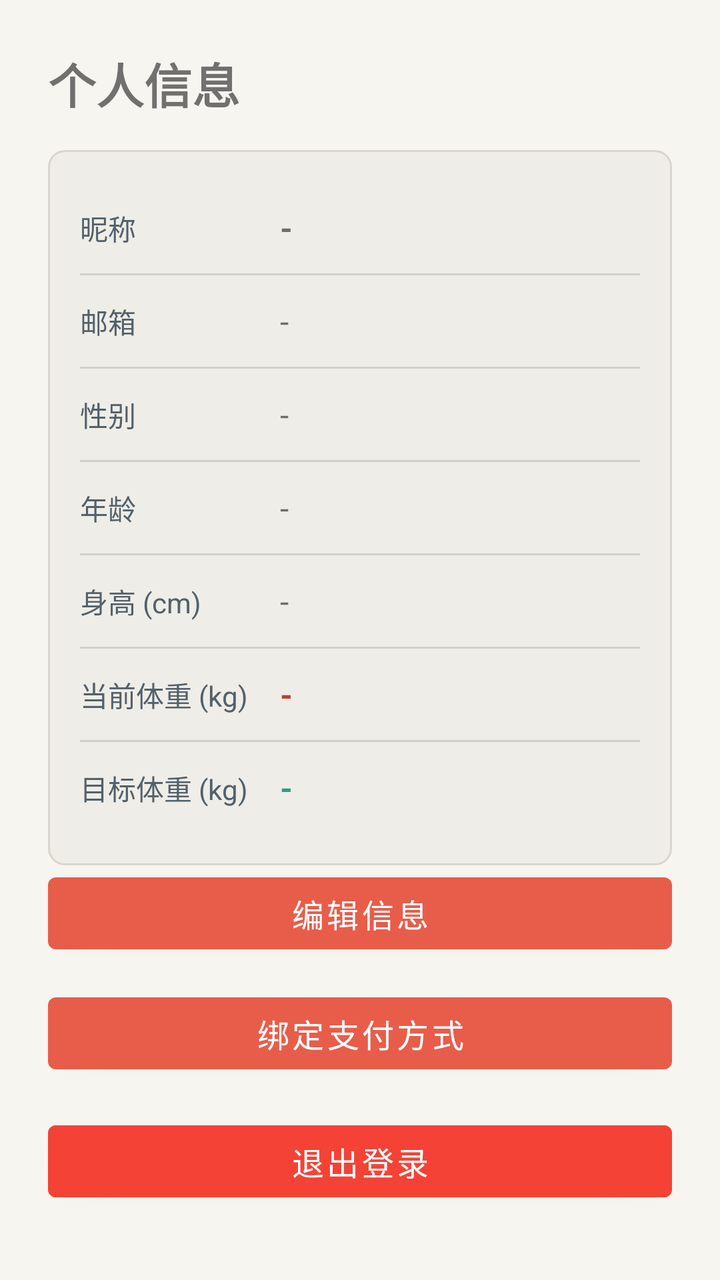
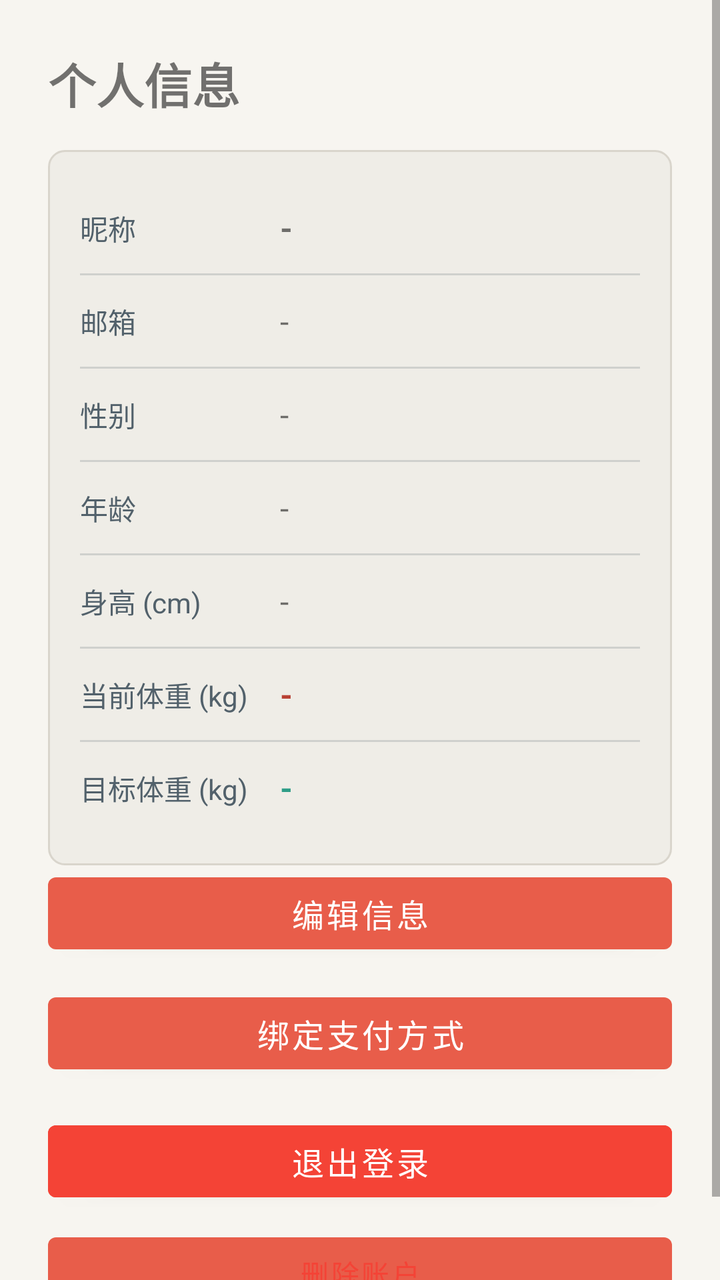

Screens rendered from an Android XML layout before and after an edit, with the pre-edit source and the edit as a unified diff.
<!-- AndroidManifest.xml: activity theme Theme.WeightLossBetting -->
<!-- res/layout/fragment_profile.xml -->
<?xml version="1.0" encoding="utf-8"?>
<ScrollView xmlns:android="http://schemas.android.com/apk/res/android"
    xmlns:app="http://schemas.android.com/apk/res-auto"
    android:layout_width="match_parent"
    android:layout_height="match_parent"
    android:background="@color/xui_config_color_background"
    android:fillViewport="true">

    <LinearLayout
        android:layout_width="match_parent"
        android:layout_height="wrap_content"
        android:orientation="vertical"
        android:padding="24dp">

        <TextView
            android:layout_width="wrap_content"
            android:layout_height="wrap_content"
            android:text="个人信息"
            android:textSize="24sp"
            android:textStyle="bold"
            android:layout_marginBottom="16dp" />

        
        <TableLayout
            android:layout_width="match_parent"
            android:layout_height="wrap_content"
            android:stretchColumns="1"
            android:background="@drawable/bg_card"
            android:padding="16dp">

            
            <TableRow
                android:layout_width="match_parent"
                android:layout_height="wrap_content"
                android:paddingTop="12dp"
                android:paddingBottom="12dp">
                <TextView
                    android:layout_width="wrap_content"
                    android:layout_height="wrap_content"
                    android:text="昵称"
                    android:textSize="14sp"
                    android:textColor="@color/xui_config_color_text_content"
                    android:layout_marginEnd="16dp" />
                <TextView
                    android:id="@+id/tvNickname"
                    android:layout_width="0dp"
                    android:layout_height="wrap_content"
                    android:text="-"
                    android:textSize="16sp"
                    android:textStyle="bold"
                    android:maxLines="1"
                    android:ellipsize="end" />
            </TableRow>

            <View
                android:layout_width="match_parent"
                android:layout_height="1dp"
                android:background="@color/xui_config_color_text_content"
                android:alpha="0.2" />

            
            <TableRow
                android:layout_width="match_parent"
                android:layout_height="wrap_content"
                android:paddingTop="12dp"
                android:paddingBottom="12dp">
                <TextView
                    android:layout_width="wrap_content"
                    android:layout_height="wrap_content"
                    android:text="邮箱"
                    android:textSize="14sp"
                    android:textColor="@color/xui_config_color_text_content"
                    android:layout_marginEnd="16dp" />
                <TextView
                    android:id="@+id/tvEmail"
                    android:layout_width="0dp"
                    android:layout_height="wrap_content"
                    android:text="-"
                    android:textSize="16sp"
                    android:maxLines="1"
                    android:ellipsize="end" />
            </TableRow>

            <View
                android:layout_width="match_parent"
                android:layout_height="1dp"
                android:background="@color/xui_config_color_text_content"
                android:alpha="0.2" />

            
            <TableRow
                android:layout_width="match_parent"
                android:layout_height="wrap_content"
                android:paddingTop="12dp"
                android:paddingBottom="12dp">
                <TextView
                    android:layout_width="wrap_content"
                    android:layout_height="wrap_content"
                    android:text="性别"
                    android:textSize="14sp"
                    android:textColor="@color/xui_config_color_text_content"
                    android:layout_marginEnd="16dp" />
                <TextView
                    android:id="@+id/tvGender"
                    android:layout_width="0dp"
                    android:layout_height="wrap_content"
                    android:text="-"
                    android:textSize="16sp" />
            </TableRow>

            <View
                android:layout_width="match_parent"
                android:layout_height="1dp"
                android:background="@color/xui_config_color_text_content"
                android:alpha="0.2" />

            
            <TableRow
                android:layout_width="match_parent"
                android:layout_height="wrap_content"
                android:paddingTop="12dp"
                android:paddingBottom="12dp">
                <TextView
                    android:layout_width="wrap_content"
                    android:layout_height="wrap_content"
                    android:text="年龄"
                    android:textSize="14sp"
                    android:textColor="@color/xui_config_color_text_content"
                    android:layout_marginEnd="16dp" />
                <TextView
                    android:id="@+id/tvAge"
                    android:layout_width="0dp"
                    android:layout_height="wrap_content"
                    android:text="-"
                    android:textSize="16sp" />
            </TableRow>

            <View
                android:layout_width="match_parent"
                android:layout_height="1dp"
                android:background="@color/xui_config_color_text_content"
                android:alpha="0.2" />

            
            <TableRow
                android:layout_width="match_parent"
                android:layout_height="wrap_content"
                android:paddingTop="12dp"
                android:paddingBottom="12dp">
                <TextView
                    android:layout_width="wrap_content"
                    android:layout_height="wrap_content"
                    android:text="身高 (cm)"
                    android:textSize="14sp"
                    android:textColor="@color/xui_config_color_text_content"
                    android:layout_marginEnd="16dp" />
                <TextView
                    android:id="@+id/tvHeight"
                    android:layout_width="0dp"
                    android:layout_height="wrap_content"
                    android:text="-"
                    android:textSize="16sp" />
            </TableRow>

            <View
                android:layout_width="match_parent"
                android:layout_height="1dp"
                android:background="@color/xui_config_color_text_content"
                android:alpha="0.2" />

            
            <TableRow
                android:layout_width="match_parent"
                android:layout_height="wrap_content"
                android:paddingTop="12dp"
                android:paddingBottom="12dp">
                <TextView
                    android:layout_width="wrap_content"
                    android:layout_height="wrap_content"
                    android:text="当前体重 (kg)"
                    android:textSize="14sp"
                    android:textColor="@color/xui_config_color_text_content"
                    android:layout_marginEnd="16dp" />
                <TextView
                    android:id="@+id/tvCurrentWeight"
                    android:layout_width="0dp"
                    android:layout_height="wrap_content"
                    android:text="-"
                    android:textSize="16sp"
                    android:textStyle="bold"
                    android:textColor="@color/brand_primary_dark" />
            </TableRow>

            <View
                android:layout_width="match_parent"
                android:layout_height="1dp"
                android:background="@color/xui_config_color_text_content"
                android:alpha="0.2" />

            
            <TableRow
                android:layout_width="match_parent"
                android:layout_height="wrap_content"
                android:paddingTop="12dp"
                android:paddingBottom="12dp">
                <TextView
                    android:layout_width="wrap_content"
                    android:layout_height="wrap_content"
                    android:text="目标体重 (kg)"
                    android:textSize="14sp"
                    android:textColor="@color/xui_config_color_text_content"
                    android:layout_marginEnd="16dp" />
                <TextView
                    android:id="@+id/tvTargetWeight"
                    android:layout_width="0dp"
                    android:layout_height="wrap_content"
                    android:text="-"
                    android:textSize="16sp"
                    android:textStyle="bold"
                    android:textColor="@color/brand_accent" />
            </TableRow>

        </TableLayout>

        
        <Button
            android:id="@+id/btnEdit"
            android:layout_width="match_parent"
            android:layout_height="wrap_content"
            android:text="编辑信息"
            android:textSize="16sp" />

        <Button
            android:id="@+id/btnPaymentMethod"
            android:layout_width="match_parent"
            android:layout_height="wrap_content"
            android:layout_marginTop="12dp"
            android:text="绑定支付方式"
            android:textSize="16sp" />

        
        <Button
            android:id="@+id/btnLogout"
            android:layout_width="match_parent"
            android:layout_height="wrap_content"
            android:text="退出登录"
            android:textSize="16sp"
            android:layout_marginTop="16dp"
            android:backgroundTint="@color/xui_config_color_error" />

        
        <ProgressBar
            android:id="@+id/progressBar"
            android:layout_width="wrap_content"
            android:layout_height="wrap_content"
            android:layout_gravity="center"
            android:layout_marginTop="16dp"
            android:visibility="gone" />

    </LinearLayout>

</ScrollView>
<!-- resources referenced by this layout -->
<resources>
  <color name="brand_accent">#FF2E9D87</color>
  <color name="brand_primary_dark">#FFB94235</color>
  <color name="xui_config_color_background">#FFF7F5F0</color>
  <color name="xui_config_color_error">#F44336</color>
  <color name="xui_config_color_text_content">#FF52616B</color>
  <!-- drawable bg_card (drawable) -->
  <?xml version="1.0" encoding="utf-8"?>
  <shape xmlns:android="http://schemas.android.com/apk/res/android"
      android:shape="rectangle">
      
      <solid android:color="@color/brand_surface_alt" />
      
      <corners android:radius="8dp" />
      
      <stroke
          android:width="1dp"
          android:color="@color/brand_border" />
      
  </shape>
  <style name="Theme.WeightLossBetting" parent="Theme.MaterialComponents.Light.NoActionBar">
          <item name="colorPrimary">@color/brand_primary</item>
          <item name="colorPrimaryDark">@color/brand_primary_dark</item>
          <item name="colorAccent">@color/brand_accent</item>
          <item name="android:statusBarColor">@color/brand_primary_dark</item>
          <item name="android:navigationBarColor">@color/brand_background</item>
          <item name="android:windowLightStatusBar">false</item>
          <item name="android:windowLightNavigationBar">true</item>
          
          
          <item name="XUIThemeStyle">@style/XUITheme.Phone</item>
      </style>
  <color name="brand_surface_alt">#FFEFEDE7</color>
  <color name="brand_border">#FFD9D5CC</color>
  <color name="brand_primary">#FFE85D4A</color>
  <color name="brand_background">#FFF7F5F0</color>
</resources>

<!-- the commit's change to res/layout/fragment_profile.xml (unified diff, before → after) -->
@@ -248,6 +248,15 @@
             android:layout_marginTop="16dp"
             android:backgroundTint="@color/xui_config_color_error" />
 
+        <Button
+            android:id="@+id/btnDeleteAccount"
+            android:layout_width="match_parent"
+            android:layout_height="wrap_content"
+            android:text="删除账户"
+            android:textSize="14sp"
+            android:layout_marginTop="8dp"
+            android:textColor="@color/xui_config_color_error" />
+
         
         <ProgressBar
             android:id="@+id/progressBar"
